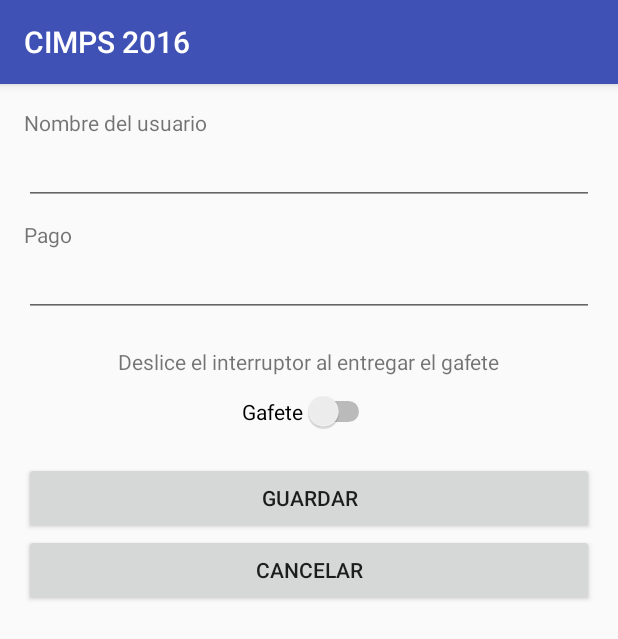
After one commit to mennypm/cimps_2016, an Android app: the UserActivity screen opened directly, with no data from a screen before it, on a phone screen of 412 x 824 dp. The commit adds this screen. Shown: the top 639 px of the screen. Run offline under Robolectric (Android 15) with nearby library versions, the phone set to English and light mode, and no system bars.

Commit message:
Navegation created.

```diff
--- a/app/src/main/AndroidManifest.xml
+++ b/app/src/main/AndroidManifest.xml
@@ -2,7 +2,8 @@
 <manifest xmlns:android="http://schemas.android.com/apk/res/android"
     package="comfred.cimps2016">
 
-    <uses-permission android:name="android.permission.CAMERA"/>
+    <uses-permission android:name="android.permission.CAMERA" />
+
     <application
         android:allowBackup="true"
         android:icon="@mipmap/ic_launcher"
@@ -16,6 +17,7 @@
                 <category android:name="android.intent.category.LAUNCHER" />
             </intent-filter>
         </activity>
+        <activity android:name=".UserActivity"></activity>
     </application>
 
 </manifest>
--- /dev/null
+++ b/app/src/main/java/comfred/cimps2016/UserActivity.java
@@ -0,0 +1,44 @@
+package comfred.cimps2016;
+
+import android.app.AlertDialog;
+import android.content.Intent;
+import android.support.v7.app.AppCompatActivity;
+import android.os.Bundle;
+import android.view.View;
+import android.widget.Button;
+
+public class UserActivity extends AppCompatActivity implements View.OnClickListener{
+    private Button btnSave;
+    private Button btnCancel;
+
+    @Override
+    protected void onCreate(Bundle savedInstanceState) {
+        super.onCreate(savedInstanceState);
+        setContentView(R.layout.activity_user);
+
+        btnSave = (Button) findViewById(R.id.btnSave);
+        btnSave.setOnClickListener(this);
+
+        btnCancel = (Button) findViewById(R.id.btnCancel);
+        btnCancel.setOnClickListener(this);
+    }
+
+    @Override
+    public void onClick(View v) {
+        if(v == btnSave){
+            // Perform the update in the database
+            AlertDialog.Builder builder = new AlertDialog.Builder(this);
+            builder.setTitle("Information");
+            builder.setMessage("The user information has been updated.");
+            AlertDialog alertDialog = builder.create();
+            alertDialog.show();
+
+            startActivity(new Intent(this, MainActivity.class));
+        }
+
+        if(v == btnCancel){
+            // Go back to the main menu
+            startActivity(new Intent(this, MainActivity.class));
+        }
+    }
+}
--- /dev/null
+++ b/app/src/main/res/layout/activity_user.xml
@@ -0,0 +1,64 @@
+<?xml version="1.0" encoding="utf-8"?>
+<LinearLayout xmlns:android="http://schemas.android.com/apk/res/android"
+    xmlns:tools="http://schemas.android.com/tools"
+    android:layout_width="match_parent"
+    android:layout_height="match_parent"
+    android:paddingBottom="@dimen/activity_vertical_margin"
+    android:paddingLeft="@dimen/activity_horizontal_margin"
+    android:paddingRight="@dimen/activity_horizontal_margin"
+    android:paddingTop="@dimen/activity_vertical_margin"
+    android:orientation="vertical"
+    tools:context="comfred.cimps2016.UserActivity">
+
+    <TextView
+        android:layout_width="wrap_content"
+        android:layout_height="wrap_content"
+        android:text="@string/txtName"/>
+
+    <EditText
+        android:layout_width="match_parent"
+        android:layout_height="wrap_content"
+        android:focusable="false"
+        android:id="@+id/txtName"/>
+
+    <TextView
+        android:layout_width="wrap_content"
+        android:layout_height="wrap_content"
+        android:layout_marginTop="10dp"
+        android:text="@string/txtPay"/>
+
+    <EditText
+        android:layout_width="match_parent"
+        android:layout_height="wrap_content"
+        android:focusable="false"
+        android:id="@+id/txtPago"/>
+
+    <TextView
+        android:layout_width="wrap_content"
+        android:layout_height="wrap_content"
+        android:layout_marginTop="20dp"
+        android:layout_gravity="center"
+        android:text="@string/txtGafeteHelp"/>
+    <Switch
+        android:layout_width="wrap_content"
+        android:layout_height="wrap_content"
+        android:text="@string/txtGafete"
+        android:layout_marginTop="10dp"
+        android:layout_gravity="center"
+        android:id="@+id/switch1" />
+
+    <Button
+        android:layout_width="match_parent"
+        android:layout_height="wrap_content"
+        android:layout_gravity="center"
+        android:layout_marginTop="20dp"
+        android:text="@string/btnSave"
+        android:id="@+id/btnSave"/>
+
+    <Button
+        android:layout_width="match_parent"
+        android:layout_height="wrap_content"
+        android:layout_gravity="center"
+        android:text="@string/btnCancel"
+        android:id="@+id/btnCancel"/>
+</LinearLayout>
--- a/app/src/main/res/values/strings.xml
+++ b/app/src/main/res/values/strings.xml
@@ -1,5 +1,11 @@
 <resources>
     <string name="app_name">CIMPS 2016</string>
-    <string name="app_welcome">Welcome to CIMPS 2016!</string>
-    <string name="btnScanQR">Scan QR Code</string>
+    <string name="app_welcome">Bienvenido al sistema de registro del CIMPS</string>
+    <string name="btnScanQR">Escanear QR</string>
+    <string name="txtName">Nombre del usuario</string>
+    <string name="txtPay">Pago</string>
+    <string name="txtGafete">Gafete</string>
+    <string name="btnSave">Guardar</string>
+    <string name="btnCancel">Cancelar</string>
+    <string name="txtGafeteHelp">Deslice el interruptor al entregar el gafete</string>
 </resources>
```
Also changed, not shown: app/src/main/java/comfred/cimps2016/MainActivity.java (+21 -12 lines), app/src/main/res/layout/activity_main.xml (+9 -1 lines), app/src/main/res/drawable/cimps_logo.png (added).
